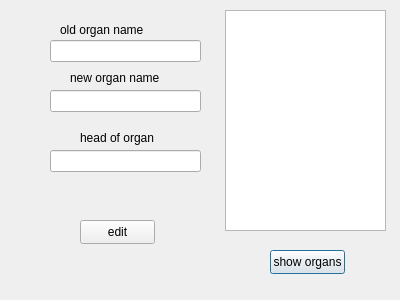
First picture: the form in dialog_edit_organ.ui, repository annishelion/ap-projet, before the edit.
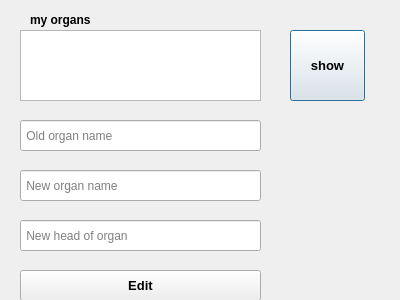
Second picture: the form after the edit.

Patch:
```diff
--- a/dialog_edit_organ.ui
+++ b/dialog_edit_organ.ui
@@ -16,106 +16,106 @@
   <widget class="QListWidget" name="list">
    <property name="geometry">
     <rect>
-     <x>225</x>
-     <y>10</y>
-     <width>161</width>
-     <height>221</height>
+     <x>20</x>
+     <y>30</y>
+     <width>241</width>
+     <height>71</height>
     </rect>
    </property>
   </widget>
   <widget class="QPushButton" name="show">
    <property name="geometry">
     <rect>
-     <x>270</x>
-     <y>250</y>
+     <x>290</x>
+     <y>30</y>
      <width>75</width>
-     <height>24</height>
+     <height>71</height>
     </rect>
    </property>
+   <property name="font">
+    <font>
+     <pointsize>10</pointsize>
+     <bold>true</bold>
+    </font>
+   </property>
    <property name="text">
-    <string>show organs</string>
+    <string>show</string>
    </property>
   </widget>
   <widget class="QPushButton" name="edit_organ">
    <property name="geometry">
     <rect>
-     <x>80</x>
-     <y>220</y>
-     <width>75</width>
-     <height>24</height>
+     <x>20</x>
+     <y>270</y>
+     <width>241</width>
+     <height>31</height>
     </rect>
    </property>
+   <property name="font">
+    <font>
+     <pointsize>10</pointsize>
+     <bold>true</bold>
+    </font>
+   </property>
    <property name="text">
-    <string>edit</string>
+    <string>Edit</string>
    </property>
   </widget>
   <widget class="QLineEdit" name="old_name">
    <property name="geometry">
     <rect>
-     <x>50</x>
-     <y>40</y>
-     <width>151</width>
-     <height>22</height>
+     <x>20</x>
+     <y>120</y>
+     <width>241</width>
+     <height>31</height>
     </rect>
    </property>
+   <property name="placeholderText">
+    <string> Old organ name</string>
+   </property>
   </widget>
   <widget class="QLineEdit" name="new_name">
    <property name="geometry">
     <rect>
-     <x>50</x>
-     <y>90</y>
-     <width>151</width>
-     <height>22</height>
+     <x>20</x>
+     <y>170</y>
+     <width>241</width>
+     <height>31</height>
     </rect>
    </property>
+   <property name="placeholderText">
+    <string> New organ name</string>
+   </property>
   </widget>
   <widget class="QLineEdit" name="new_head">
    <property name="geometry">
     <rect>
-     <x>50</x>
-     <y>150</y>
-     <width>151</width>
-     <height>22</height>
+     <x>20</x>
+     <y>220</y>
+     <width>241</width>
+     <height>31</height>
     </rect>
    </property>
-  </widget>
-  <widget class="QLabel" name="label">
-   <property name="geometry">
-    <rect>
-     <x>80</x>
-     <y>130</y>
-     <width>81</width>
-     <height>16</height>
-    </rect>
-   </property>
-   <property name="text">
-    <string>head of organ</string>
-   </property>
-  </widget>
-  <widget class="QLabel" name="label_2">
-   <property name="geometry">
-    <rect>
-     <x>70</x>
-     <y>70</y>
-     <width>91</width>
-     <height>16</height>
-    </rect>
-   </property>
-   <property name="text">
-    <string>new organ name</string>
+   <property name="placeholderText">
+    <string> New head of organ</string>
    </property>
   </widget>
   <widget class="QLabel" name="label_3">
    <property name="geometry">
     <rect>
-     <x>60</x>
-     <y>20</y>
+     <x>30</x>
+     <y>10</y>
      <width>91</width>
      <height>20</height>
     </rect>
    </property>
+   <property name="font">
+    <font>
+     <bold>true</bold>
+    </font>
+   </property>
    <property name="text">
-    <string>old organ name</string>
+    <string>my organs</string>
    </property>
   </widget>
  </widget>
```
